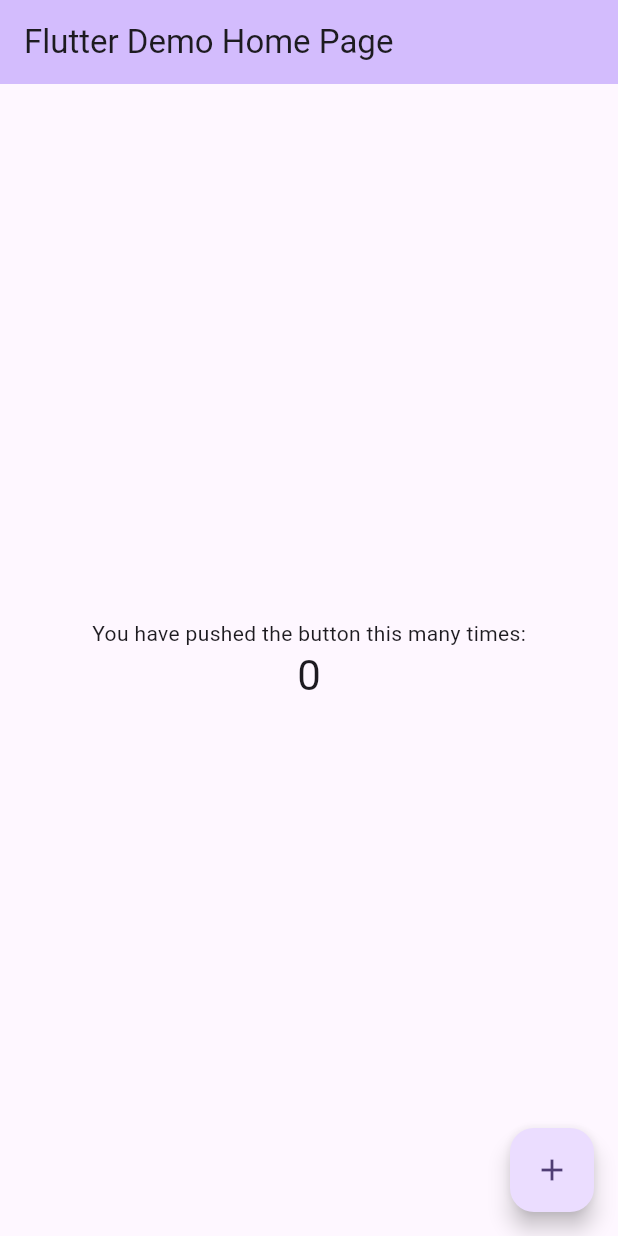
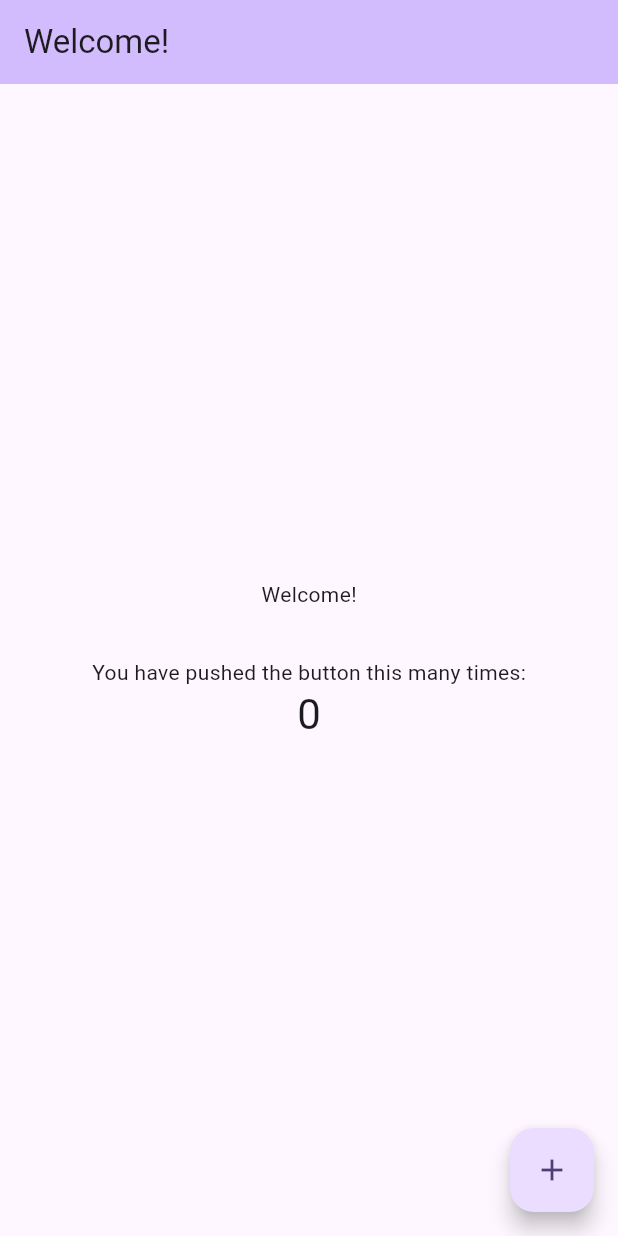
Before and after one commit to bricebou/my-finances, a Flutter app: the screen it shows after launch, on a phone screen of 412 x 824 dp. Run offline on Flutter 3.47's test engine with Material 2 defaults, Android fonts, the phone set to English and light mode, and no system bars.

Commit message:
feat : mise en place de l'internationalisation

```diff
--- /dev/null
+++ b/app/lib/l10n/arb/intl_en.arb
@@ -0,0 +1,3 @@
+{
+  "page_home_title": "Welcome!"
+}
--- /dev/null
+++ b/app/lib/l10n/arb/intl_fr.arb
@@ -0,0 +1,3 @@
+{
+  "page_home_title": "Bienvenue !"
+}
--- a/app/lib/main.dart
+++ b/app/lib/main.dart
@@ -1,4 +1,5 @@
 import 'package:flutter/material.dart';
+import 'package:app/l10n/generated/l10n.dart';
 
 void main() {
   runApp(const MyApp());
@@ -11,6 +12,8 @@ class MyApp extends StatelessWidget {
   @override
   Widget build(BuildContext context) {
     return MaterialApp(
+      localizationsDelegates: L.localizationsDelegates,
+      supportedLocales: L.supportedLocales,
       title: 'Flutter Demo',
       theme: ThemeData(
         // This is the theme of your application.
@@ -84,7 +87,7 @@ class _MyHomePageState extends State<MyHomePage> {
         backgroundColor: Theme.of(context).colorScheme.inversePrimary,
         // Here we take the value from the MyHomePage object that was created by
         // the App.build method, and use it to set our appbar title.
-        title: Text(widget.title),
+        title: Text(L.of(context).page_home_title),
       ),
       body: Center(
         // Center is a layout widget. It takes a single child and positions it
@@ -105,6 +108,8 @@ class _MyHomePageState extends State<MyHomePage> {
           // wireframe for each widget.
           mainAxisAlignment: MainAxisAlignment.center,
           children: <Widget>[
+            Text(L.of(context).page_home_title),
+            const SizedBox(height: 32,),
             const Text(
               'You have pushed the button this many times:',
             ),
--- a/app/pubspec.yaml
+++ b/app/pubspec.yaml
@@ -35,6 +35,9 @@ dependencies:
   # The following adds the Cupertino Icons font to your application.
   # Use with the CupertinoIcons class for iOS style icons.
   cupertino_icons: ^1.0.2
+  flutter_localizations:
+    sdk: flutter
+  intl: any
 
 dev_dependencies:
   flutter_test:
@@ -57,6 +60,8 @@ flutter:
   # included with your application, so that you can use the icons in
   # the material Icons class.
   uses-material-design: true
+
+  generate: true
 
   # To add assets to your application, add an assets section, like this:
   # assets:
```
Also changed, not shown: app/l10n.yaml (added, +7 -0 lines), app/lib/l10n/generated/l10n.dart (added), app/lib/l10n/generated/l10n_en.dart (added), app/lib/l10n/generated/l10n_fr.dart (added), app/pubspec.lock.
